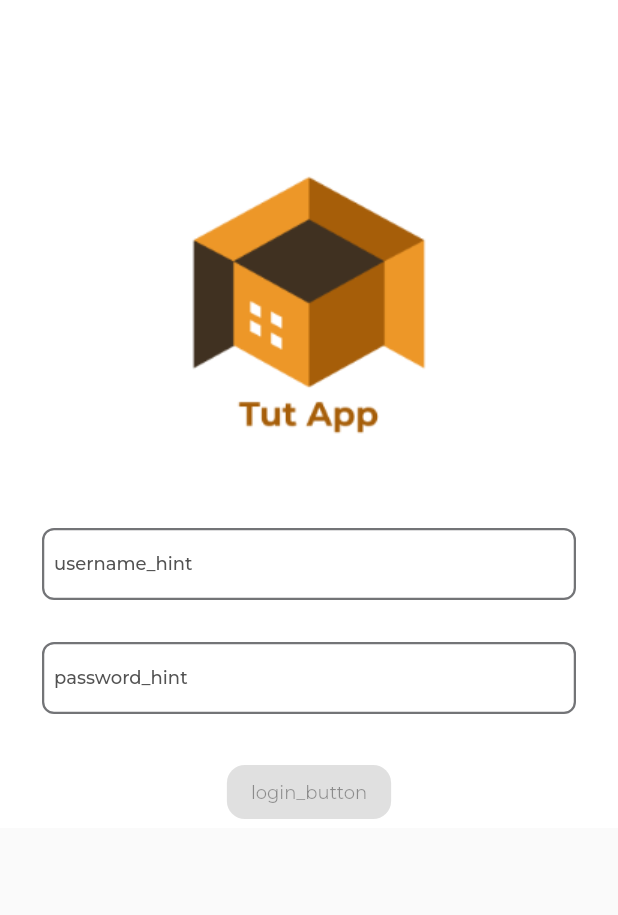
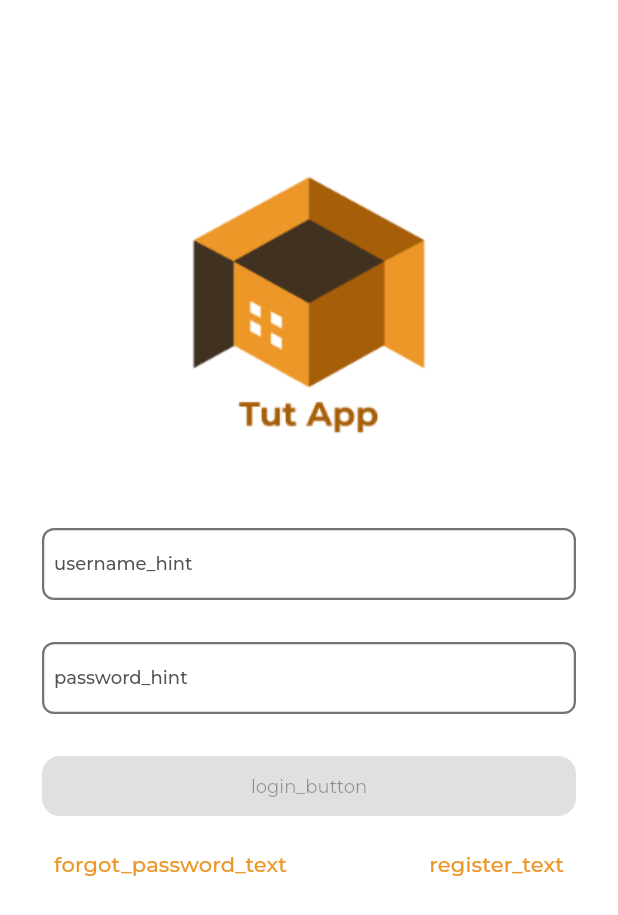
Before and after one commit to wladyband/mvvm_ecommerce, a Flutter app: the LoginView screen opened by its route, on a phone screen of 412 x 824 dp. Shown: the top 915 px of the screen. Run offline on Flutter 3.47's test engine with Material 2 defaults, Android fonts, the light colour scheme and no system bars; our stand-ins replace dartz, data_connection_checker, device_info, dio, easy_localization, flutter_svg and 4 more; accounts and stored records are empty; generated files the repository leaves out were written again; project files that could hold a hidden picture were left out.

Commit message:
colocando funcionalidade no botão para habilitar quando os campos forem preenchidos

```diff
--- a/lib/presentation/login/login.dart
+++ b/lib/presentation/login/login.dart
@@ -3,6 +3,7 @@ import 'package:flutter_svg/flutter_svg.dart';
 import 'package:mvvm_ecommerce/presentation/login/login_viewmodel.dart';
 import 'package:mvvm_ecommerce/presentation/resources/assets_manager.dart';
 import 'package:mvvm_ecommerce/presentation/resources/color_manager.dart';
+import 'package:mvvm_ecommerce/presentation/resources/routes_manager.dart';
 import 'package:mvvm_ecommerce/presentation/resources/strings_manager.dart';
 import 'package:mvvm_ecommerce/presentation/resources/values_manager.dart';
 
@@ -42,9 +43,9 @@ class _LoginViewState extends State<LoginView> {
 
   Widget _getContentWidget() {
     return Scaffold(
+      backgroundColor: ColorManager.white,
       body: Container(
         padding: EdgeInsets.only(top: AppPadding.p100),
-        color: ColorManager.white,
         child: SingleChildScrollView(
           child: Form(
             key: _formKey,
@@ -98,15 +99,47 @@ class _LoginViewState extends State<LoginView> {
                     child: StreamBuilder<bool>(
                       stream: _viewModel.outputIsAllInputsValid,
                       builder: (context, snapshot) {
-                        return ElevatedButton(
-                            onPressed: (snapshot.data ?? false)
-                                ? () {
-                              _viewModel.login();
-                            }
-                                : null,
-                            child: Text(AppStrings.login));
+                        return SizedBox(
+                          width: double.infinity,
+                          height: AppSize.s40,
+                          child: ElevatedButton(
+                              onPressed: (snapshot.data ?? false)
+                                  ? () {
+                                _viewModel.login();
+                              }
+                                  : null,
+                              child: Text(AppStrings.login)),
+                        );
                       },
-                    ))
+                    )),
+                Padding(
+                  padding: EdgeInsets.only(
+                    top: AppPadding.p8,
+                    left: AppPadding.p28,
+                    right: AppPadding.p28,
+                  ),
+                  child: Row(
+                    mainAxisAlignment: MainAxisAlignment.spaceBetween,
+                    children: [
+                      TextButton(
+                        onPressed: () {
+                          Navigator.pushReplacementNamed(
+                              context, Routes.forgotPasswordRoute);
+                        },
+                        child: Text(AppStrings.forgetPassword,
+                            style: Theme.of(context).textTheme.subtitle2),
+                      ),
+                      TextButton(
+                        onPressed: () {
+                          Navigator.pushReplacementNamed(
+                              context, Routes.registerRoute);
+                        },
+                        child: Text(AppStrings.registerText,
+                            style: Theme.of(context).textTheme.subtitle2),
+                      )
+                    ],
+                  ),
+                )
               ],
             ),
           ),
```
